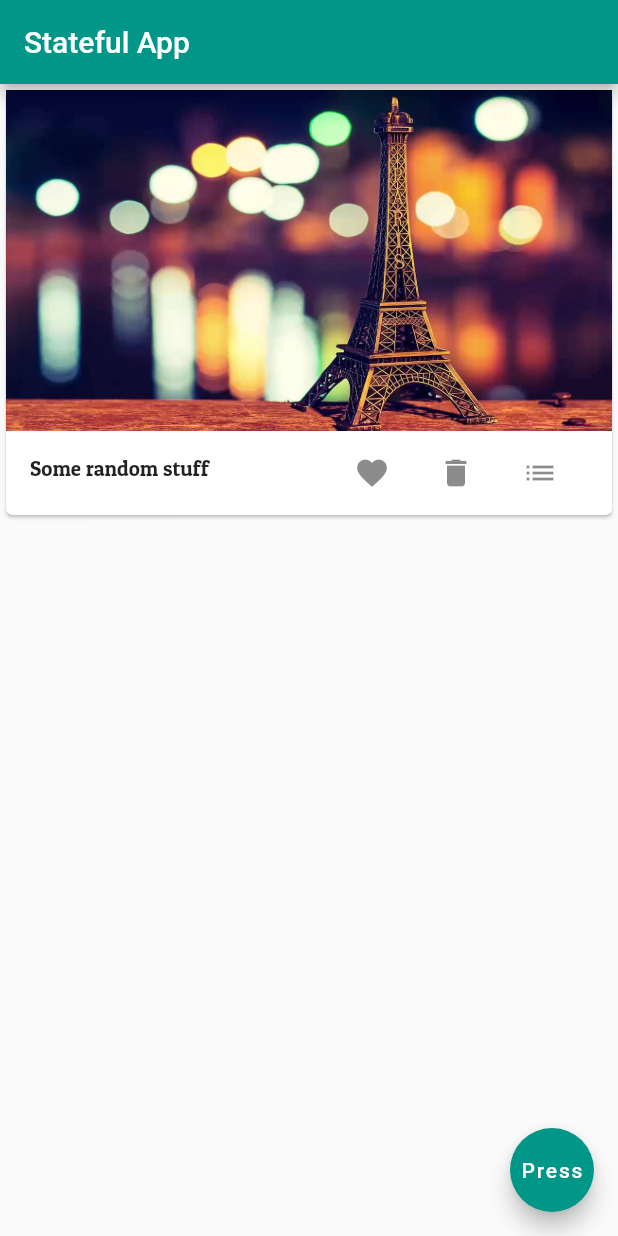
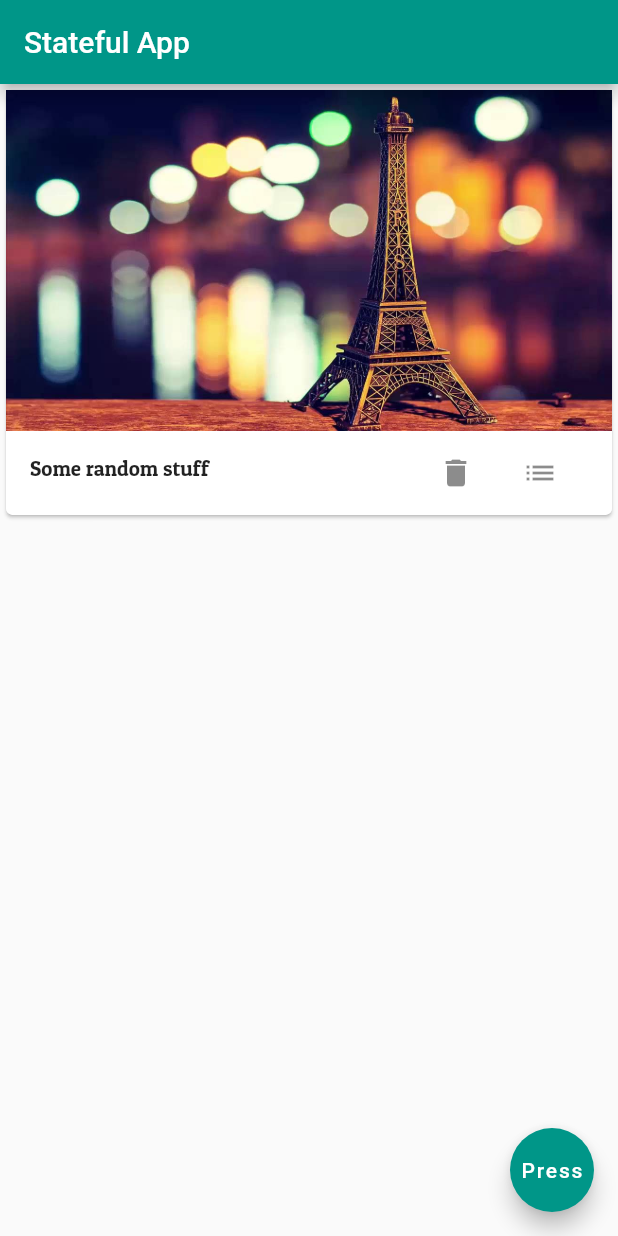
Before and after one commit to m-zaink/FristApp, a Flutter app: the screen it shows after launch, on a phone screen of 412 x 824 dp. Run offline on Flutter 3.47's test engine with Material 2 defaults, Android fonts, the phone set to English and light mode, and no system bars.

Commit message:
Added comments as neccessary

```diff
--- a/lib/main.dart
+++ b/lib/main.dart
@@ -2,7 +2,10 @@ import "package:flutter/material.dart";
 
 import './products_manager.dart';
 
+
+//Driver method that kicks off the app.
 void main() => runApp(MyApp());
+
 
 class MyApp extends StatelessWidget {
   @override
--- a/lib/products_cards.dart
+++ b/lib/products_cards.dart
@@ -3,21 +3,23 @@ import 'package:flutter/material.dart';
 import './pages/details.dart';
 
 class ProductCards extends StatefulWidget {
+  //Receives the products list from the ProductsManager class.
   final List<String> products;
+  //
   final int index;
+  //Just a global variable for text styles.
   final TextStyle myStyle = TextStyle(fontFamily: 'PatuaOne');
+  //function reference to delete a products.
   final Function deleteProduct;
-  final Function updateFavList;
-  final List<int> favList;
 
+  //Constructor.
   ProductCards(
     this.products,
     this.index, {
     this.deleteProduct,
-    this.updateFavList,
-    this.favList,
   });
 
+  //Method to develop the state for this class.
   @override
   State<StatefulWidget> createState() {
     return _ProductsCards();
@@ -25,6 +27,7 @@ class ProductCards extends StatefulWidget {
 }
 
 class _ProductsCards extends State<ProductCards> {
+  //Utility method to develop IconButton to be used in the card
   Widget buildListIconButton(BuildContext context) {
     return IconButton(
       icon: Icon(
@@ -32,6 +35,8 @@ class _ProductsCards extends State<ProductCards> {
       ),
       onPressed: (() => Navigator.push(
             context,
+            //MaterialPageRoute is used to navigate to a different page as referenced within
+            //the builder method.
             MaterialPageRoute(
               builder: (BuildContext context) => Details(
                   widget.products[widget.index],
@@ -42,23 +47,26 @@ class _ProductsCards extends State<ProductCards> {
     );
   }
 
-  Color setColor() {
-    if (widget.favList.contains(widget.index))
-      return Colors.red;
-    else
-      return Colors.black45;
-  }
+  // Color setColor() {
+  //   if (widget.favList.contains(widget.index))
+  //     return Colors.red;
+  //   else
+  //     return Colors.black45;
+  // }
 
-  Widget buildFavoriteButton(BuildContext context) {
-    return IconButton(
-        icon: Icon(Icons.favorite),
-        onPressed: () {
-          print('[Favorite Button Pressed]');
-          widget.updateFavList(widget.index);
-        },
-        color: setColor());
-  }
+  //
+  // Widget buildFavoriteButton(BuildContext context) {
+  //   return IconButton(
+  //       icon: Icon(Icons.favorite),
+  //       onPressed: () {
+  //         print('[Favorite Button Pressed]');
+  //         // widget.updateFavList(widget.index);
+  //       },
+  //       color: setColor());
+  // }
 
+  //Utility method to build a DeleteButton to be used in the
+  // cards
   Widget buildDeleteButton(BuildContext context) {
     return IconButton(
       icon: Icon(Icons.delete),
@@ -69,16 +77,18 @@ class _ProductsCards extends State<ProductCards> {
     );
   }
 
+  //Utility method to develop the button bar to be used in the cards.
+  //A button bar holds a series of buttons.
   Widget buildButtonBar(BuildContext context) {
     return ButtonBar(
       children: <Widget>[
-        buildFavoriteButton(context),
         buildDeleteButton(context),
         buildListIconButton(context)
       ],
     );
   }
 
+  //Utility method to develop the text to be used in the cards.
   Widget buildText(String text) {
     return Text(
       text,
@@ -86,6 +96,9 @@ class _ProductsCards extends State<ProductCards> {
     );
   }
 
+  //This method returns an image to be used inside a card.
+  //If the index of the card is even, it returns eiffel.jpg
+  //else returns hawaii.jpg
   Widget buildCardImage(int index) {
     if (index % 2 == 0)
       return Image.asset('assets/eiffel.jpg');
@@ -93,6 +106,7 @@ class _ProductsCards extends State<ProductCards> {
       return Image.asset('assets/hawaii.jpg');
   }
 
+  //The regular build method of the class.
   @override
   Widget build(BuildContext context) {
     Image cardImage = buildCardImage(widget.index);
@@ -103,7 +117,6 @@ class _ProductsCards extends State<ProductCards> {
           cardImage,
           ListTile(
             leading: buildText(widget.products[widget.index]),
-            // trailing: buildIconButton(context),
             trailing: buildButtonBar(context),
           )
         ],
--- a/lib/products_manager.dart
+++ b/lib/products_manager.dart
@@ -5,6 +5,7 @@ import 'package:flutter/material.dart';
 import './products_cards.dart';
 
 class ProductsManager extends StatefulWidget {
+  //firstProduct to hold the caption of the first card.
   final String firstProduct;
 
   ProductsManager(this.firstProduct);
@@ -15,11 +16,14 @@ class ProductsManager extends StatefulWidget {
 }
 
 class _ProductsManagerState extends State<ProductsManager> {
+  //favList to hold the names of all those cards that were favorited.
   List<int> favList = [];
+  //_products to hold the set of products that will be create for the cards.
   List<String> _products = [];
 
   @override
   void initState() {
+    //initialisation method for the first card(one which contains firstProduct)
     super.initState();
     _products.add(widget.firstProduct);
   }
@@ -32,8 +36,10 @@ class _ProductsManagerState extends State<ProductsManager> {
     );
   }
 
+  //TODO: add this eventually.
   void _updateFavList(int index) {
     //TODO: Optimize favoriting of the products.
+
     setState(
       () {
         !favList.contains(index) ? favList.add(index) : favList.removeAt(index);
@@ -44,19 +50,28 @@ class _ProductsManagerState extends State<ProductsManager> {
   @override
   Widget build(BuildContext context) {
     return Scaffold(
-      appBar: AppBar(title: Text("Stateful App")),
+      appBar: AppBar(
+        title: Text("Stateful App"),
+      ),
       body: ListView.builder(
+        //This in-built function renders the cards only when they are required.
+        //Basically when the cards need to be there.
+
+        //itemCount keeps track of total number of items present in the list
         itemCount: _products.length,
+
+        //this method will be called whenever the cards needs to be rendered.
         itemBuilder: (BuildContext context, int index) {
           return ProductCards(
             _products,
             index,
             deleteProduct: _deleteProduct,
-            updateFavList: _updateFavList,
-            favList: favList,
           );
         },
       ),
+
+      //This is floating button. It sets the state based on changes made to the
+      //_products list
       floatingActionButton: FloatingActionButton(
         child: Text("Press"),
         onPressed: () {
```
